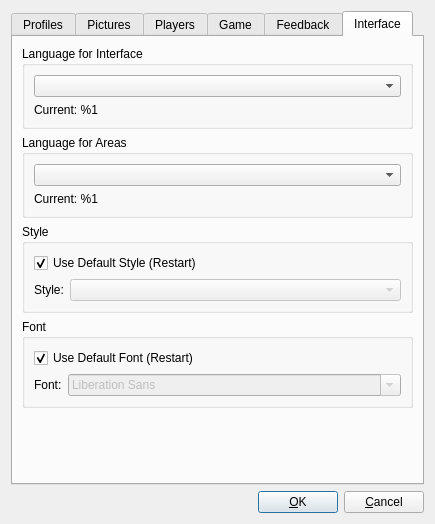
The window that OptionsDialog.ui (SyDevTeam/gta5view) describes before a commit, drawn with Qt 5.
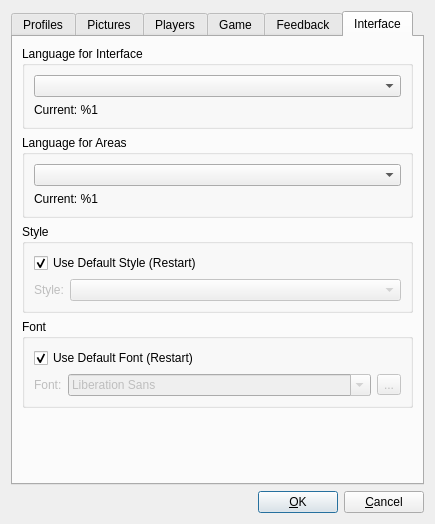
The same window after the commit. The open tabs and pages were chosen to show the change.

Commit message: Add Font Dialog for Font changing

```diff
--- a/OptionsDialog.ui
+++ b/OptionsDialog.ui
@@ -660,6 +660,9 @@
            <layout class="QHBoxLayout" name="hlStyle">
             <item>
              <widget class="QLabel" name="labStyle">
+              <property name="enabled">
+               <bool>false</bool>
+              </property>
               <property name="text">
                <string>Style:</string>
               </property>
@@ -703,6 +706,9 @@
            <layout class="QHBoxLayout" name="hlFont">
             <item>
              <widget class="QLabel" name="labFont">
+              <property name="enabled">
+               <bool>false</bool>
+              </property>
               <property name="text">
                <string>Font:</string>
               </property>
@@ -721,6 +727,16 @@
               </property>
              </widget>
             </item>
+            <item>
+             <widget class="QToolButton" name="cmdFont">
+              <property name="enabled">
+               <bool>false</bool>
+              </property>
+              <property name="text">
+               <string notr="true">...</string>
+              </property>
+             </widget>
+            </item>
            </layout>
           </item>
          </layout>
```
Left out of the diff: 2 changed lines with no effect on the pictures. The commit also changes 17 other files.
